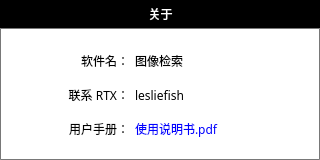
Old version of the form Client/src/UI/About/aboutdlg.ui in the repository lesliefish/ImageSearcher.
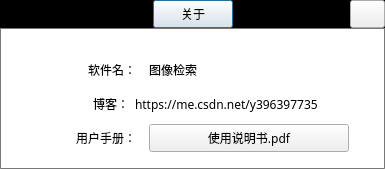
New version of the form. Icons and pictures are not drawn.

Patch:
```diff
--- a/Client/src/UI/About/aboutdlg.ui
+++ b/Client/src/UI/About/aboutdlg.ui
@@ -6,8 +6,8 @@
    <rect>
     <x>0</x>
     <y>0</y>
-    <width>320</width>
-    <height>160</height>
+    <width>385</width>
+    <height>169</height>
    </rect>
   </property>
   <property name="minimumSize">
@@ -18,8 +18,8 @@
   </property>
   <property name="maximumSize">
    <size>
-    <width>320</width>
-    <height>160</height>
+    <width>385</width>
+    <height>178</height>
    </size>
   </property>
   <property name="font">
@@ -118,7 +118,7 @@
            </spacer>
           </item>
           <item>
-           <widget class="QPushButton" name="m_aboutTitleBtn">
+           <widget class="QPushButton" name="aboutTitleBtn">
             <property name="minimumSize">
              <size>
               <width>35</width>
@@ -168,7 +168,7 @@
            </spacer>
           </item>
           <item>
-           <widget class="QPushButton" name="m_aboutCloseBtn">
+           <widget class="QPushButton" name="aboutCloseBtn">
             <property name="minimumSize">
              <size>
               <width>35</width>
@@ -301,7 +301,7 @@
                </font>
               </property>
               <property name="text">
-               <string>联系 RTX：</string>
+               <string>博客：</string>
               </property>
               <property name="alignment">
                <set>Qt::AlignRight|Qt::AlignTrailing|Qt::AlignVCenter</set>
@@ -318,7 +318,7 @@
               </property>
               <property name="maximumSize">
                <size>
-                <width>200</width>
+                <width>400</width>
                 <height>28</height>
                </size>
               </property>
@@ -328,7 +328,7 @@
                </font>
               </property>
               <property name="text">
-               <string>lesliefish</string>
+               <string>https://me.csdn.net/y396397735</string>
               </property>
              </widget>
             </item>
@@ -364,7 +364,7 @@
              </widget>
             </item>
             <item>
-             <widget class="QPushButton" name="m_openBtn">
+             <widget class="QPushButton" name="openBtn">
               <property name="minimumSize">
                <size>
                 <width>80</width>
```
